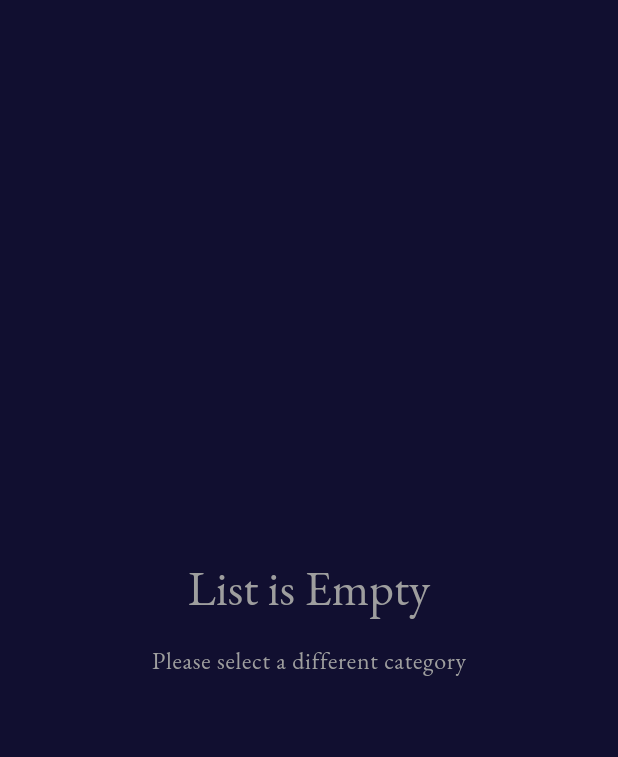
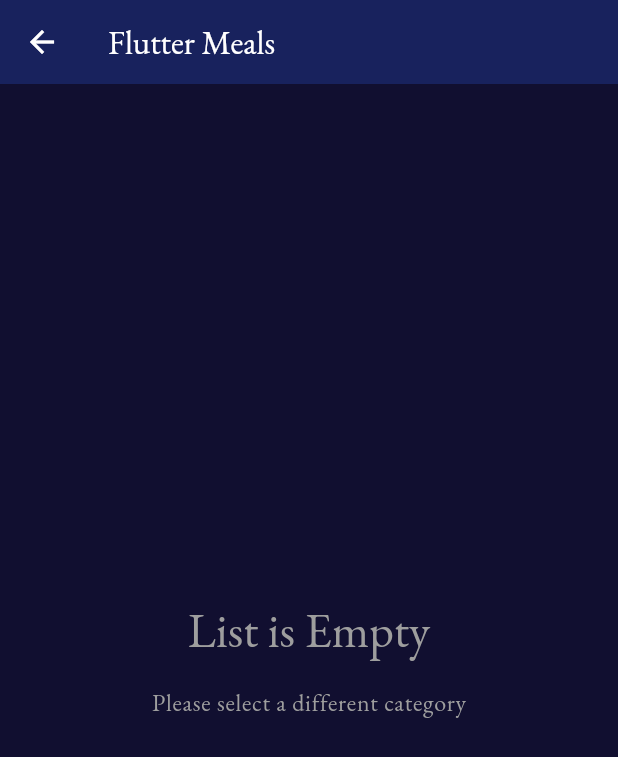
Before and after one commit to theflutterfactory/flutter_meals, a Flutter app: the EmptyMealsScreen screen opened directly, on a phone screen of 412 x 824 dp. Shown: the top 757 px of the screen. Run offline on Flutter 3.47's test engine with Material 3 defaults, Android fonts, the phone set to English and light mode, and no system bars; our stand-ins replace flutter_riverpod, google_fonts, transparent_image.

Commit message:
added app bar to empty meals scaffold

```diff
--- a/lib/screens/meals.dart
+++ b/lib/screens/meals.dart
@@ -66,6 +66,7 @@ class EmptyMealsScreen extends StatelessWidget {
     final theme = Theme.of(context);
 
     return Scaffold(
+      appBar: AppBar(title: const Text('Flutter Meals')),
       body: Center(
         child: Column(
           mainAxisSize: MainAxisSize.min,
```
